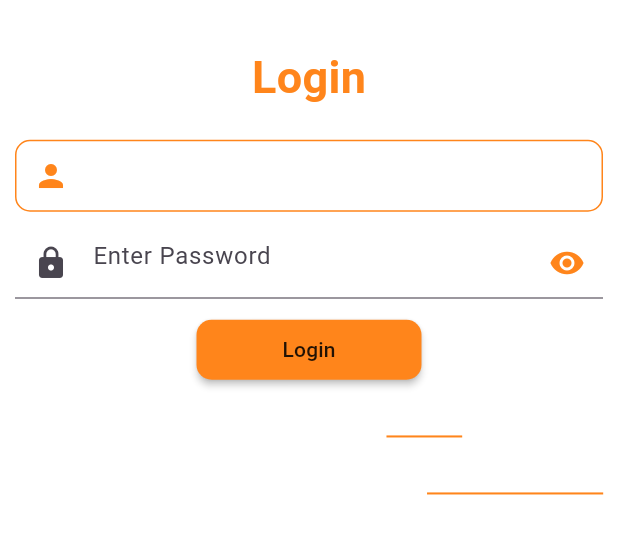
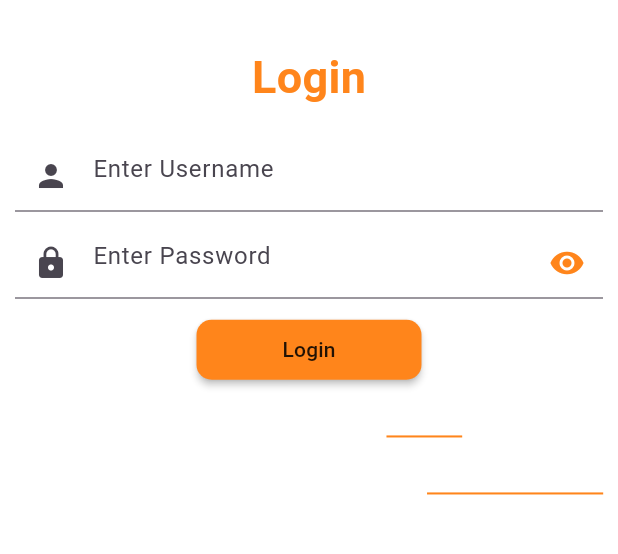
Before and after one commit to andomeder/rektube, a Flutter app: the screen it shows after launch, on a phone screen of 412 x 824 dp, the part 458-1012 px from its top. Run offline on Flutter 3.47's test engine with Material 3 defaults, Android fonts, the phone set to English and light mode, and no system bars; our stand-ins replace drift, equatable, flutter_dotenv, flutter_riverpod, flutter_secure_storage, get and 1 more; missing offline and left inert: bcrypt, drift_postgres, postgres; accounts and stored records are empty; generated files the repository leaves out were written again.

Commit message:
Fix: Combined text_field files

```diff
--- a/lib/views/screens/auth/login_screen.dart
+++ b/lib/views/screens/auth/login_screen.dart
@@ -6,7 +6,7 @@ import 'package:rektube/controllers/auth/login_controller.dart';
 import 'package:rektube/utils/routes.dart';
 import 'package:rektube/views/widgets/common/password_field.dart';
 import 'package:rektube/views/widgets/rektube_button.dart';
-import 'package:rektube/views/widgets/text_field.dart';
+import 'package:rektube/views/widgets/common/text_field.dart';
 
 var store = GetStorage();
 
--- a/lib/views/screens/auth/signup_screen.dart
+++ b/lib/views/screens/auth/signup_screen.dart
@@ -5,7 +5,7 @@ import 'package:rektube/controllers/auth/signup_controller.dart';
 import 'package:rektube/utils/routes.dart';
 import 'package:rektube/views/widgets/common/password_field.dart';
 import 'package:rektube/views/widgets/rektube_button.dart';
-import 'package:rektube/views/widgets/text_field.dart';
+import 'package:rektube/views/widgets/common/text_field.dart';
 
 class SignUpScreen extends StatelessWidget {
   const SignUpScreen({super.key});
--- a/lib/views/widgets/text_field.dart
+++ /dev/null
@@ -1,46 +0,0 @@
-import 'package:flutter/material.dart';
-import 'package:rektube/configs/colours.dart';
-
-Widget myTextField({
-  String? hintText,
-  required controller,
-  IconData? prefixIcon,
-  IconData? suffixIcon,
-  bool obscureText = false,
-  VoidCallback? suffixIcontap,
-  TextStyle? textstyle,
-}) {
-  return TextField(
-    controller: controller,
-    obscureText: obscureText,
-    style: TextStyle(color: colorOnPrimary),
-    decoration: InputDecoration(
-      hintText: hintText,
-      hintStyle: TextStyle(color: colorOnPrimary, fontSize: 14),
-      prefixIcon:
-          prefixIcon != null
-              ? Icon(prefixIcon, color: colorPrimary)
-              : Icon(Icons.person, color: colorPrimary),
-      suffixIcon:
-          suffixIcon != null
-              ? IconButton(
-                onPressed: suffixIcontap,
-                icon: Icon(suffixIcon, color: colorPrimary),
-              )
-              : null,
-      border: OutlineInputBorder(
-        borderRadius: BorderRadius.circular(10),
-        borderSide: BorderSide(color: colorPrimary),
-      ),
-      contentPadding: const EdgeInsets.fromLTRB(10, 10, 10, 10),
-      focusedBorder: OutlineInputBorder(
-        borderRadius: BorderRadius.circular(10),
-        borderSide: BorderSide(color: colorPrimary),
-      ),
-      enabledBorder: OutlineInputBorder(
-        borderRadius: BorderRadius.circular(10),
-        borderSide: BorderSide(color: colorPrimary),
-      ),
-    ),
-  );
-}
```
